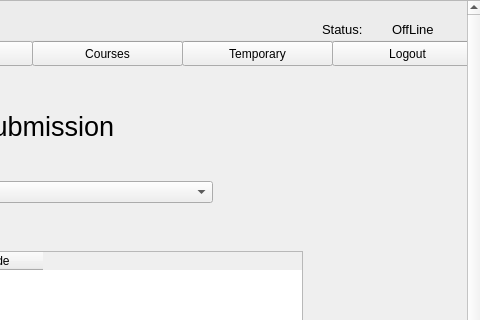
Before: the Qt Designer form resources/UI/giveGrade.ui in Poom1997/gman, drawn with Qt 5; both pictures show x 419 to 899 and y 0 to 320 of the 899 by 600 pixel window.
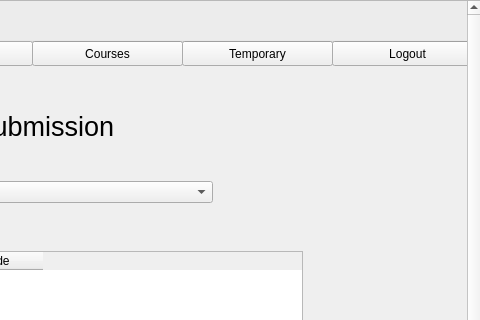
After: the same form once the commit is applied.

The edit to the form file:
```diff
--- a/resources/UI/giveGrade.ui
+++ b/resources/UI/giveGrade.ui
@@ -166,42 +166,6 @@
      <property name="title">
       <string/>
      </property>
-     <widget class="QLabel" name="status_3">
-      <property name="geometry">
-       <rect>
-        <x>810</x>
-        <y>30</y>
-        <width>53</width>
-        <height>16</height>
-       </rect>
-      </property>
-      <property name="font">
-       <font>
-        <pointsize>10</pointsize>
-       </font>
-      </property>
-      <property name="text">
-       <string>OffLine</string>
-      </property>
-     </widget>
-     <widget class="QLabel" name="label_6">
-      <property name="geometry">
-       <rect>
-        <x>740</x>
-        <y>30</y>
-        <width>61</width>
-        <height>16</height>
-       </rect>
-      </property>
-      <property name="font">
-       <font>
-        <pointsize>10</pointsize>
-       </font>
-      </property>
-      <property name="text">
-       <string>Status:</string>
-      </property>
-     </widget>
      <widget class="QLabel" name="barLabel_2">
       <property name="geometry">
        <rect>
```
